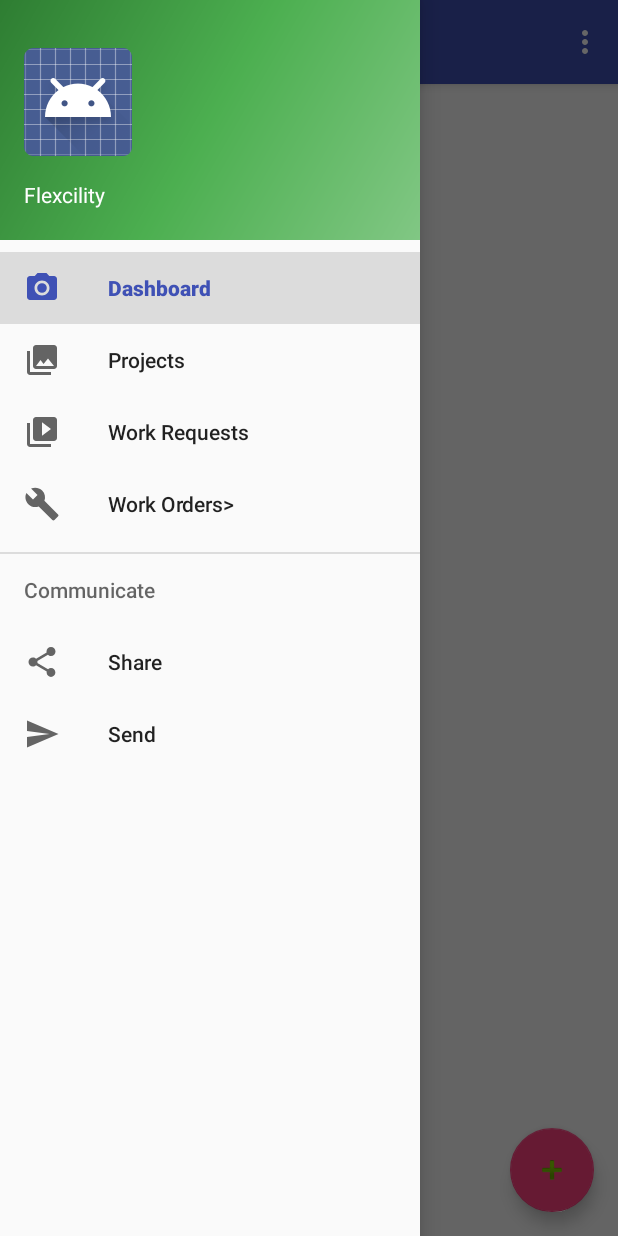
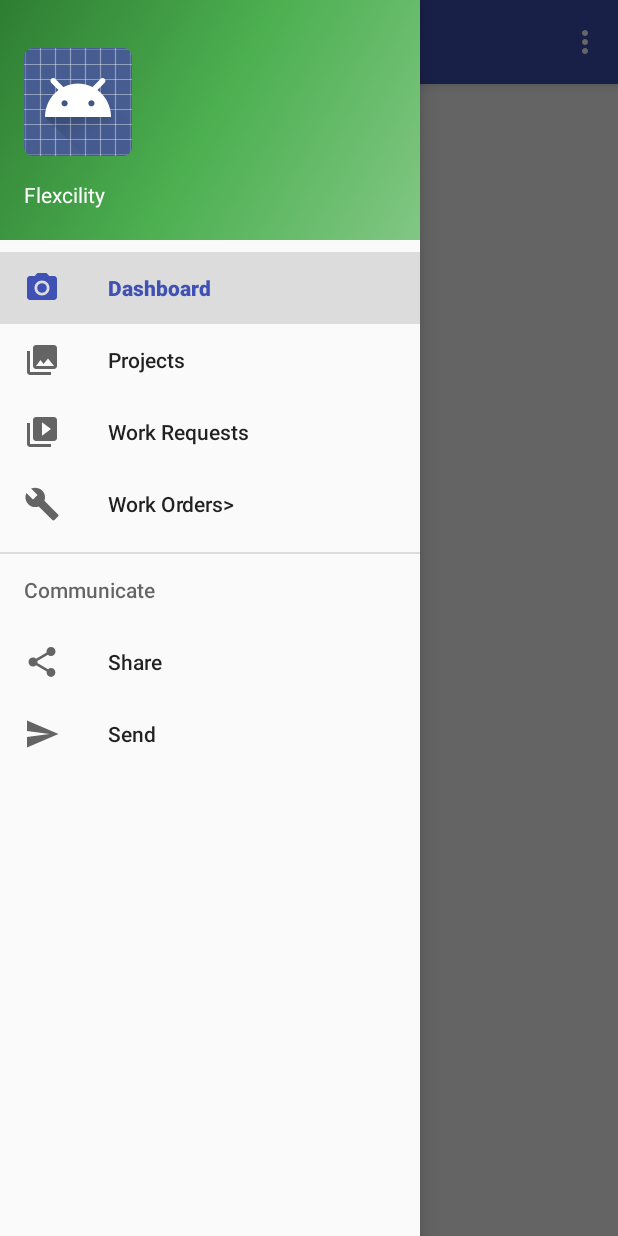
Before and after one commit to Fadhil/FlexcilityAndroid, an Android app: the DashboardActivity screen opened directly, with no data from a screen before it, with the side drawer open, on a phone screen of 412 x 824 dp. Run offline under Robolectric (Android 15) with nearby library versions, the phone set to English and light mode, and no system bars.

Commit message:
Remove default drawer floating action button

```diff
--- a/app/src/main/res/layout/app_bar_dashboard.xml
+++ b/app/src/main/res/layout/app_bar_dashboard.xml
@@ -23,12 +23,5 @@
 
     <include layout="@layout/content_dashboard" />
 
-    <android.support.design.widget.FloatingActionButton
-        android:id="@+id/fab"
-        android:layout_width="wrap_content"
-        android:layout_height="wrap_content"
-        android:layout_gravity="bottom|end"
-        android:layout_margin="@dimen/fab_margin"
-        app:srcCompat="@android:drawable/ic_input_add" />
 
 </android.support.design.widget.CoordinatorLayout>
```
